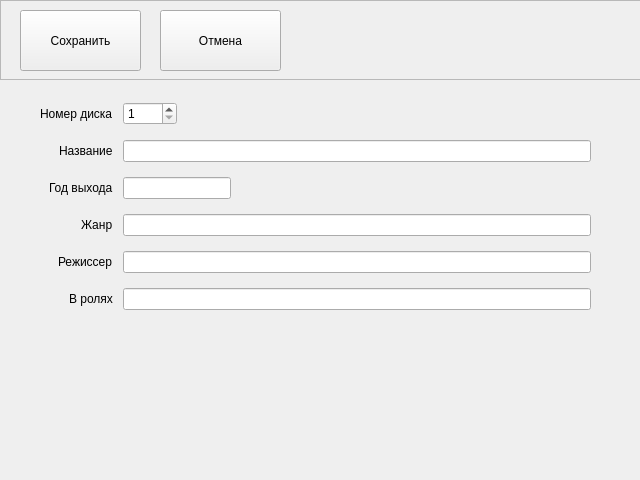
Before: the Qt Designer form Filmlibrary/ui/templates/filmformwidget.ui in DoooMer/film-library, drawn with Qt 5.
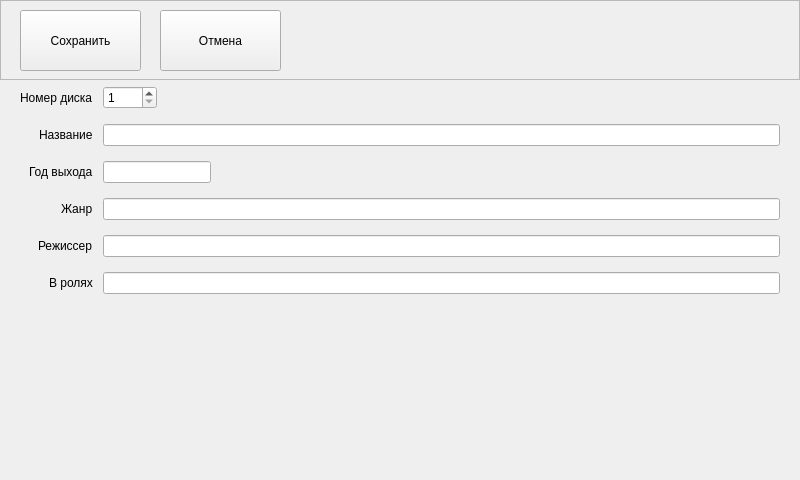
After: the same form once the commit is applied.

Commit message: fix expanding width of widgets, add closing selected file

Patch:
```diff
--- a/Filmlibrary/ui/templates/filmformwidget.ui
+++ b/Filmlibrary/ui/templates/filmformwidget.ui
@@ -6,31 +6,108 @@
    <rect>
     <x>0</x>
     <y>0</y>
-    <width>640</width>
+    <width>800</width>
     <height>480</height>
    </rect>
   </property>
   <property name="sizePolicy">
-   <sizepolicy hsizetype="Expanding" vsizetype="Preferred">
+   <sizepolicy hsizetype="MinimumExpanding" vsizetype="Minimum">
     <horstretch>0</horstretch>
     <verstretch>0</verstretch>
    </sizepolicy>
   </property>
+  <property name="minimumSize">
+   <size>
+    <width>640</width>
+    <height>480</height>
+   </size>
+  </property>
+  <property name="maximumSize">
+   <size>
+    <width>16777215</width>
+    <height>480</height>
+   </size>
+  </property>
   <property name="windowTitle">
    <string>Form</string>
   </property>
-  <widget class="QWidget" name="layoutWidget">
+  <layout class="QVBoxLayout" name="verticalLayout_2" stretch="0,0">
+   <property name="sizeConstraint">
+    <enum>QLayout::SetMinAndMaxSize</enum>
+   </property>
+   <property name="leftMargin">
+    <number>0</number>
+   </property>
+   <property name="topMargin">
+    <number>0</number>
+   </property>
+   <property name="rightMargin">
+    <number>0</number>
+   </property>
+   <item>
+    <widget class="QFrame" name="frame">
+     <property name="sizePolicy">
+      <sizepolicy hsizetype="MinimumExpanding" vsizetype="Minimum">
+       <horstretch>0</horstretch>
+       <verstretch>0</verstretch>
+      </sizepolicy>
+     </property>
+     <property name="minimumSize">
+      <size>
+       <width>640</width>
+       <height>80</height>
+      </size>
+     </property>
+     <property name="maximumSize">
+      <size>
+       <width>16777215</width>
+       <height>80</height>
+      </size>
+     </property>
+     <property name="frameShape">
+      <enum>QFrame::StyledPanel</enum>
+     </property>
+     <property name="frameShadow">
+      <enum>QFrame::Raised</enum>
+     </property>
+     <widget class="QPushButton" name="buttonSave">
    <property name="geometry">
     <rect>
      <x>20</x>
-     <y>80</y>
-     <width>591</width>
-     <height>251</height>
-    </rect>
-   </property>
+        <y>10</y>
+        <width>121</width>
+        <height>61</height>
+       </rect>
+      </property>
+      <property name="text">
+       <string>Сохранить</string>
+      </property>
+      <property name="shortcut">
+       <string>Ctrl+S</string>
+      </property>
+     </widget>
+     <widget class="QPushButton" name="buttonCancel">
+      <property name="geometry">
+       <rect>
+        <x>160</x>
+        <y>10</y>
+        <width>121</width>
+        <height>61</height>
+       </rect>
+      </property>
+      <property name="text">
+       <string>Отмена</string>
+      </property>
+      <property name="shortcut">
+       <string>Esc</string>
+      </property>
+     </widget>
+    </widget>
+   </item>
+   <item>
    <layout class="QFormLayout" name="formLayout">
     <property name="sizeConstraint">
-     <enum>QLayout::SetDefaultConstraint</enum>
+      <enum>QLayout::SetMinimumSize</enum>
     </property>
     <property name="fieldGrowthPolicy">
      <enum>QFormLayout::ExpandingFieldsGrow</enum>
@@ -42,7 +119,7 @@
      <set>Qt::AlignRight|Qt::AlignTrailing|Qt::AlignVCenter</set>
     </property>
     <property name="formAlignment">
-     <set>Qt::AlignCenter</set>
+      <set>Qt::AlignHCenter|Qt::AlignTop</set>
     </property>
     <property name="horizontalSpacing">
      <number>10</number>
@@ -143,61 +220,8 @@
      <widget class="QLineEdit" name="roleInput"/>
     </item>
    </layout>
-  </widget>
-  <widget class="QFrame" name="frame">
-   <property name="geometry">
-    <rect>
-     <x>0</x>
-     <y>0</y>
-     <width>641</width>
-     <height>80</height>
-    </rect>
-   </property>
-   <property name="sizePolicy">
-    <sizepolicy hsizetype="Expanding" vsizetype="Preferred">
-     <horstretch>0</horstretch>
-     <verstretch>0</verstretch>
-    </sizepolicy>
-   </property>
-   <property name="frameShape">
-    <enum>QFrame::StyledPanel</enum>
-   </property>
-   <property name="frameShadow">
-    <enum>QFrame::Raised</enum>
-   </property>
-   <widget class="QPushButton" name="buttonSave">
-    <property name="geometry">
-     <rect>
-      <x>20</x>
-      <y>10</y>
-      <width>121</width>
-      <height>61</height>
-     </rect>
-    </property>
-    <property name="text">
-     <string>Сохранить</string>
-    </property>
-    <property name="shortcut">
-     <string>Ctrl+S</string>
-    </property>
-   </widget>
-   <widget class="QPushButton" name="buttonCancel">
-    <property name="geometry">
-     <rect>
-      <x>160</x>
-      <y>10</y>
-      <width>121</width>
-      <height>61</height>
-     </rect>
-    </property>
-    <property name="text">
-     <string>Отмена</string>
-    </property>
-    <property name="shortcut">
-     <string>Esc</string>
-    </property>
-   </widget>
-  </widget>
+   </item>
+  </layout>
  </widget>
  <resources/>
  <connections/>
```
Lines whose indentation alone changed are shown as unchanged. The commit also changes 9 other files.
